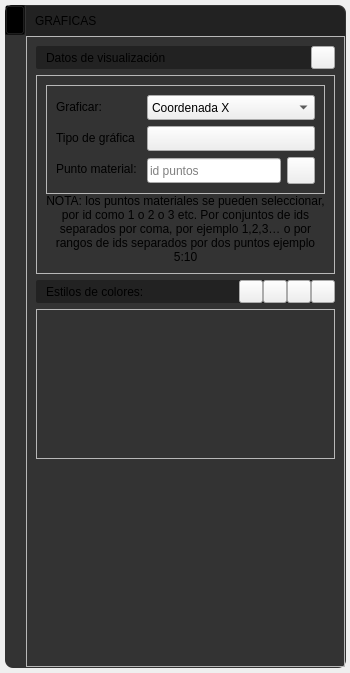
This is UI/widget_result_menu_graph.ui in edwinar13/MPM-UN as Qt 5 draws it before an edit. The edited form follows.
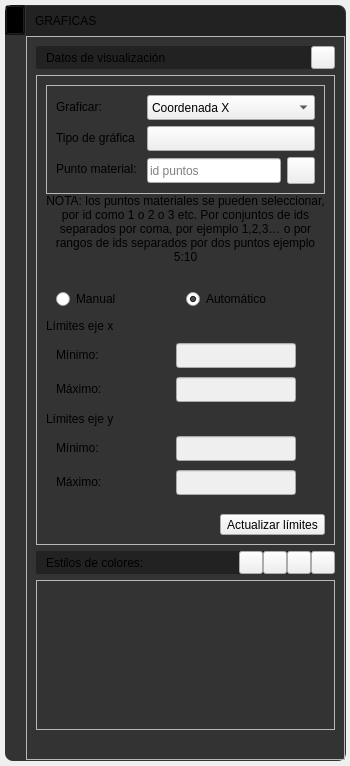
This is the edited form. Icons and pictures are not drawn.

```diff
--- a/UI/widget_result_menu_graph.ui
+++ b/UI/widget_result_menu_graph.ui
@@ -7,7 +7,7 @@
     <x>0</x>
     <y>0</y>
     <width>350</width>
-    <height>673</height>
+    <height>766</height>
    </rect>
   </property>
   <property name="sizePolicy">
@@ -1249,6 +1249,319 @@
                  </property>
                 </widget>
                </item>
+               <item>
+                <layout class="QVBoxLayout" name="verticalLayout_7">
+                 <property name="topMargin">
+                  <number>15</number>
+                 </property>
+                 <property name="bottomMargin">
+                  <number>10</number>
+                 </property>
+                 <item>
+                  <layout class="QHBoxLayout" name="horizontalLayout_7">
+                   <property name="leftMargin">
+                    <number>10</number>
+                   </property>
+                   <property name="topMargin">
+                    <number>10</number>
+                   </property>
+                   <property name="rightMargin">
+                    <number>10</number>
+                   </property>
+                   <property name="bottomMargin">
+                    <number>10</number>
+                   </property>
+                   <item>
+                    <widget class="QRadioButton" name="radioButton_manual">
+                     <property name="text">
+                      <string>Manual</string>
+                     </property>
+                     <property name="QRadioButtonStyle" stdset="0">
+                      <number>1</number>
+                     </property>
+                    </widget>
+                   </item>
+                   <item>
+                    <widget class="QRadioButton" name="radioButton_automatic">
+                     <property name="text">
+                      <string>Automático</string>
+                     </property>
+                     <property name="checked">
+                      <bool>true</bool>
+                     </property>
+                     <property name="QRadioButtonStyle" stdset="0">
+                      <number>1</number>
+                     </property>
+                    </widget>
+                   </item>
+                  </layout>
+                 </item>
+                 <item>
+                  <widget class="QLabel" name="label_text_chart5_7">
+                   <property name="minimumSize">
+                    <size>
+                     <width>110</width>
+                     <height>0</height>
+                    </size>
+                   </property>
+                   <property name="text">
+                    <string>&lt;html&gt;&lt;head/&gt;&lt;body&gt;&lt;p&gt;Límites eje x&lt;/p&gt;&lt;/body&gt;&lt;/html&gt;</string>
+                   </property>
+                   <property name="QLabelStyle" stdset="0">
+                    <number>3</number>
+                   </property>
+                  </widget>
+                 </item>
+                 <item>
+                  <layout class="QFormLayout" name="formLayout_6">
+                   <property name="fieldGrowthPolicy">
+                    <enum>QFormLayout::AllNonFixedFieldsGrow</enum>
+                   </property>
+                   <property name="rowWrapPolicy">
+                    <enum>QFormLayout::WrapLongRows</enum>
+                   </property>
+                   <property name="horizontalSpacing">
+                    <number>10</number>
+                   </property>
+                   <property name="verticalSpacing">
+                    <number>10</number>
+                   </property>
+                   <property name="leftMargin">
+                    <number>10</number>
+                   </property>
+                   <property name="topMargin">
+                    <number>10</number>
+                   </property>
+                   <property name="rightMargin">
+                    <number>10</number>
+                   </property>
+                   <property name="bottomMargin">
+                    <number>10</number>
+                   </property>
+                   <item row="0" column="0">
+                    <widget class="QLabel" name="label_text_chart5_11">
+                     <property name="minimumSize">
+                      <size>
+                       <width>110</width>
+                       <height>0</height>
+                      </size>
+                     </property>
+                     <property name="text">
+                      <string>&lt;html&gt;&lt;head/&gt;&lt;body&gt;&lt;p&gt;Mínimo:&lt;/p&gt;&lt;/body&gt;&lt;/html&gt;</string>
+                     </property>
+                     <property name="QLabelStyle" stdset="0">
+                      <number>3</number>
+                     </property>
+                    </widget>
+                   </item>
+                   <item row="1" column="0">
+                    <widget class="QLabel" name="label_text_chart5_12">
+                     <property name="minimumSize">
+                      <size>
+                       <width>110</width>
+                       <height>0</height>
+                      </size>
+                     </property>
+                     <property name="text">
+                      <string>&lt;html&gt;&lt;head/&gt;&lt;body&gt;&lt;p&gt;Máximo:&lt;/p&gt;&lt;/body&gt;&lt;/html&gt;</string>
+                     </property>
+                     <property name="QLabelStyle" stdset="0">
+                      <number>3</number>
+                     </property>
+                    </widget>
+                   </item>
+                   <item row="0" column="1">
+                    <widget class="QLineEdit" name="lineEdit_Xmin">
+                     <property name="enabled">
+                      <bool>false</bool>
+                     </property>
+                     <property name="minimumSize">
+                      <size>
+                       <width>0</width>
+                       <height>25</height>
+                      </size>
+                     </property>
+                     <property name="maximumSize">
+                      <size>
+                       <width>120</width>
+                       <height>16777215</height>
+                      </size>
+                     </property>
+                     <property name="QLineEditStyle" stdset="0">
+                      <number>1</number>
+                     </property>
+                    </widget>
+                   </item>
+                   <item row="1" column="1">
+                    <widget class="QLineEdit" name="lineEdit_Xmax">
+                     <property name="enabled">
+                      <bool>false</bool>
+                     </property>
+                     <property name="minimumSize">
+                      <size>
+                       <width>0</width>
+                       <height>25</height>
+                      </size>
+                     </property>
+                     <property name="maximumSize">
+                      <size>
+                       <width>120</width>
+                       <height>16777215</height>
+                      </size>
+                     </property>
+                     <property name="QLineEditStyle" stdset="0">
+                      <number>1</number>
+                     </property>
+                    </widget>
+                   </item>
+                  </layout>
+                 </item>
+                 <item>
+                  <widget class="QLabel" name="label_text_chart5_10">
+                   <property name="minimumSize">
+                    <size>
+                     <width>110</width>
+                     <height>0</height>
+                    </size>
+                   </property>
+                   <property name="text">
+                    <string>&lt;html&gt;&lt;head/&gt;&lt;body&gt;&lt;p&gt;Límites eje y&lt;/p&gt;&lt;/body&gt;&lt;/html&gt;</string>
+                   </property>
+                   <property name="QLabelStyle" stdset="0">
+                    <number>3</number>
+                   </property>
+                  </widget>
+                 </item>
+                 <item>
+                  <layout class="QFormLayout" name="formLayout_7">
+                   <property name="horizontalSpacing">
+                    <number>10</number>
+                   </property>
+                   <property name="verticalSpacing">
+                    <number>10</number>
+                   </property>
+                   <property name="leftMargin">
+                    <number>10</number>
+                   </property>
+                   <property name="topMargin">
+                    <number>10</number>
+                   </property>
+                   <property name="rightMargin">
+                    <number>10</number>
+                   </property>
+                   <property name="bottomMargin">
+                    <number>10</number>
+                   </property>
+                   <item row="1" column="1">
+                    <widget class="QLineEdit" name="lineEdit_Ymax">
+                     <property name="enabled">
+                      <bool>false</bool>
+                     </property>
+                     <property name="minimumSize">
+                      <size>
+                       <width>0</width>
+                       <height>25</height>
+                      </size>
+                     </property>
+                     <property name="maximumSize">
+                      <size>
+                       <width>120</width>
+                       <height>16777215</height>
+                      </size>
+                     </property>
+                     <property name="QLineEditStyle" stdset="0">
+                      <number>1</number>
+                     </property>
+                    </widget>
+                   </item>
+                   <item row="0" column="1">
+                    <widget class="QLineEdit" name="lineEdit_Ymin">
+                     <property name="enabled">
+                      <bool>false</bool>
+                     </property>
+                     <property name="minimumSize">
+                      <size>
+                       <width>0</width>
+                       <height>25</height>
+                      </size>
+                     </property>
+                     <property name="maximumSize">
+                      <size>
+                       <width>120</width>
+                       <height>16777215</height>
+                      </size>
+                     </property>
+                     <property name="QLineEditStyle" stdset="0">
+                      <number>1</number>
+                     </property>
+                    </widget>
+                   </item>
+                   <item row="1" column="0">
+                    <widget class="QLabel" name="label_text_chart5_14">
+                     <property name="minimumSize">
+                      <size>
+                       <width>110</width>
+                       <height>0</height>
+                      </size>
+                     </property>
+                     <property name="text">
+                      <string>&lt;html&gt;&lt;head/&gt;&lt;body&gt;&lt;p&gt;Máximo:&lt;/p&gt;&lt;/body&gt;&lt;/html&gt;</string>
+                     </property>
+                     <property name="QLabelStyle" stdset="0">
+                      <number>3</number>
+                     </property>
+                    </widget>
+                   </item>
+                   <item row="0" column="0">
+                    <widget class="QLabel" name="label_text_chart5_13">
+                     <property name="minimumSize">
+                      <size>
+                       <width>110</width>
+                       <height>0</height>
+                      </size>
+                     </property>
+                     <property name="text">
+                      <string>&lt;html&gt;&lt;head/&gt;&lt;body&gt;&lt;p&gt;Mínimo:&lt;/p&gt;&lt;/body&gt;&lt;/html&gt;</string>
+                     </property>
+                     <property name="QLabelStyle" stdset="0">
+                      <number>3</number>
+                     </property>
+                    </widget>
+                   </item>
+                  </layout>
+                 </item>
+                </layout>
+               </item>
+               <item>
+                <layout class="QHBoxLayout" name="horizontalLayout_6">
+                 <item>
+                  <spacer name="horizontalSpacer_3">
+                   <property name="orientation">
+                    <enum>Qt::Horizontal</enum>
+                   </property>
+                   <property name="sizeHint" stdset="0">
+                    <size>
+                     <width>40</width>
+                     <height>20</height>
+                    </size>
+                   </property>
+                  </spacer>
+                 </item>
+                 <item>
+                  <widget class="QToolButton" name="toolButton_updateLimit">
+                   <property name="enabled">
+                    <bool>true</bool>
+                   </property>
+                   <property name="text">
+                    <string>Actualizar límites</string>
+                   </property>
+                   <property name="QToolButtonStyle" stdset="0">
+                    <number>2</number>
+                   </property>
+                  </widget>
+                 </item>
+                </layout>
+               </item>
               </layout>
              </widget>
             </item>
```
Left out of the diff: 110 changed lines with no effect on the pictures.
